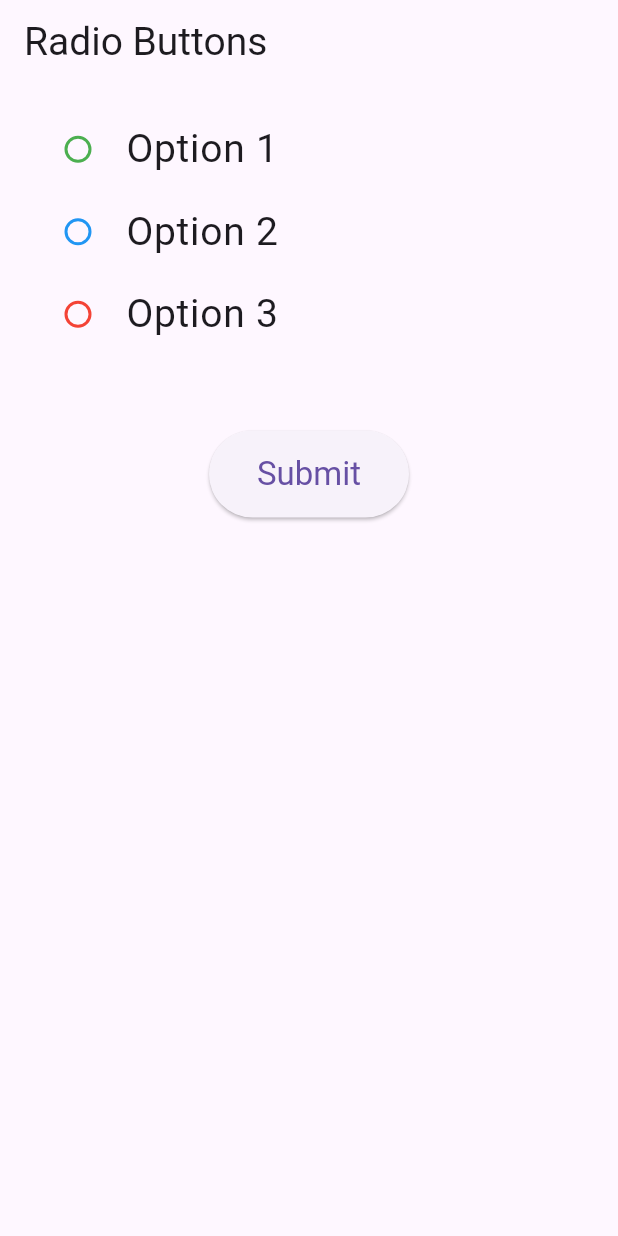
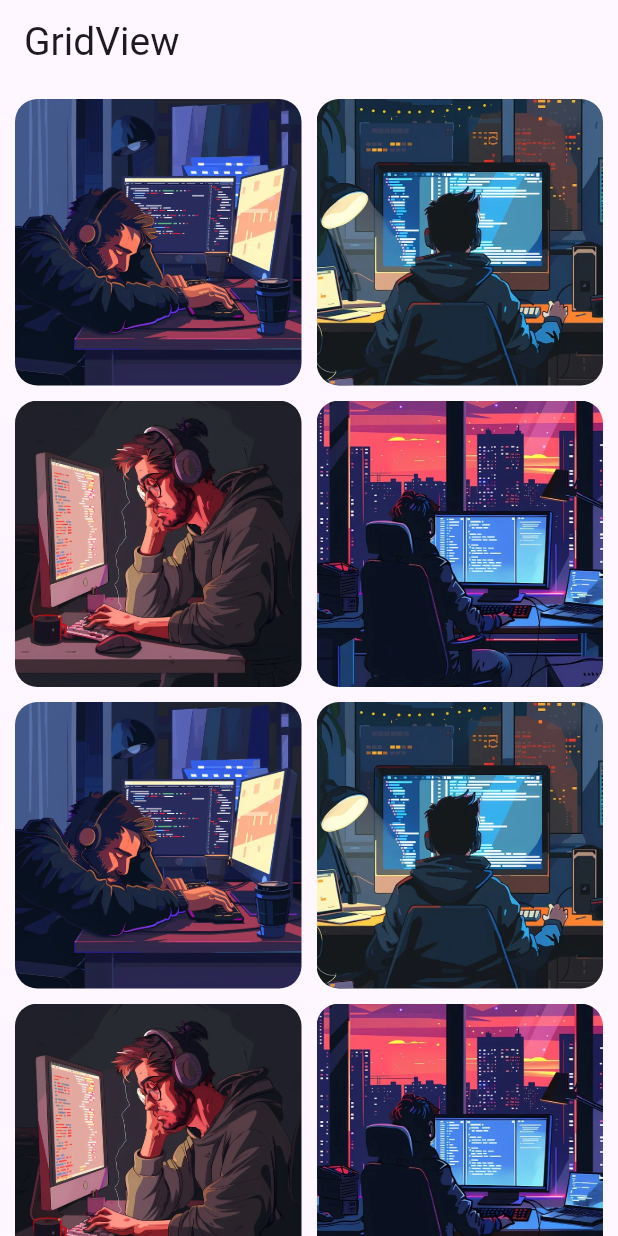
Before and after one commit to pawanacharya944/Flutter_Tutorial, a Flutter app: the screen it shows after launch, on a phone screen of 412 x 824 dp. Run offline on Flutter 3.47's test engine with Material 3 defaults, Android fonts, the phone set to English and light mode, and no system bars; our stand-ins replace badges, carousel_slider, flutter_rating_bar, flutter_slidable, google_fonts, liquid_pull_to_refresh and 3 more.

Commit message:
update_gridview

```diff
--- /dev/null
+++ b/lib/grid_view.dart
@@ -0,0 +1,65 @@
+import 'package:flutter/material.dart';
+
+class MyGridView extends StatelessWidget {
+  const MyGridView({super.key});
+
+  @override
+  Widget build(BuildContext context) {
+    // list of image asset paths
+    final List<String> imagePaths = [
+      'images/boy.jpeg',
+      'images/dev.jpeg',
+      'images/developer.jpg',
+      'images/programmer.jpg'
+    ];
+    return Scaffold(
+      appBar: AppBar(
+        title: const Text(
+          'GridView',
+          style: TextStyle(fontSize: 26),
+        ),
+      ),
+      body: GridView.builder(
+        gridDelegate: const SliverGridDelegateWithFixedCrossAxisCount(
+          crossAxisCount: 2, // number of columns in the grid
+          crossAxisSpacing: 10, // space between columns
+          mainAxisSpacing: 10, // space between rows
+          childAspectRatio: 1.0,
+        ),
+        padding: const EdgeInsets.all(10),
+        itemCount: 40,
+        itemBuilder: (context, index) {
+          //repeat images using module operator
+          String imagePath = imagePaths[index % imagePaths.length];
+
+          return GestureDetector(
+            onTap: () {
+              showDialog(
+                context: context,
+                builder: (context) => AlertDialog(
+                  title: Text('Image ${index + 1}'),
+                  content: Image.asset(imagePath),
+                  actions: [
+                    TextButton(
+                      onPressed: () => Navigator.of(context).pop(),
+                      child: const Text('Close'),
+                    ),
+                  ],
+                ),
+              );
+            },
+            child: Container(
+              decoration: BoxDecoration(
+                borderRadius: BorderRadius.circular(15),
+                image: DecorationImage(
+                  image: AssetImage(imagePath),
+                  fit: BoxFit.cover,
+                ),
+              ),
+            ),
+          );
+        },
+      ),
+    );
+  }
+}
--- a/lib/main.dart
+++ b/lib/main.dart
@@ -1,6 +1,6 @@
 import 'package:flutter/material.dart';
 
-import 'radio.dart';
+import 'grid_view.dart';
 
 void main() {
   runApp(const MyApp());
@@ -15,7 +15,7 @@ class MyApp extends StatelessWidget {
       debugShowCheckedModeBanner: false,
       title: "Flutter Project",
       theme: ThemeData(primarySwatch: Colors.blue),
-      home: MyRadioButtons(),
+      home: const MyGridView(),
     );
   }
 }
--- a/lib/radio.dart
+++ b/lib/radio.dart
@@ -1,6 +1,8 @@
 import 'package:flutter/material.dart';
 
 class MyRadioButtons extends StatefulWidget {
+  const MyRadioButtons({super.key});
+
   @override
   _MyRadioButtonsState createState() => _MyRadioButtonsState();
 }
@@ -13,7 +15,7 @@ class _MyRadioButtonsState extends State<MyRadioButtons> {
   Widget build(BuildContext context) {
     return Scaffold(
       appBar: AppBar(
-        title: Text(
+        title: const Text(
           'Radio Buttons',
           style: TextStyle(fontSize: 26),
         ),
@@ -24,7 +26,7 @@ class _MyRadioButtonsState extends State<MyRadioButtons> {
           children: [
             // Radio button for option 1
             RadioListTile<int>(
-              title: Text('Option 1',
+              title: const Text('Option 1',
                   style: TextStyle(fontSize: 26)), // Increased font size
               value: 1,
               groupValue: _selectedValue,
@@ -41,7 +43,7 @@ class _MyRadioButtonsState extends State<MyRadioButtons> {
             ),
             // Radio button for option 2
             RadioListTile<int>(
-              title: Text('Option 2',
+              title: const Text('Option 2',
                   style: TextStyle(fontSize: 26)), // Increased font size
               value: 2,
               groupValue: _selectedValue,
@@ -58,7 +60,7 @@ class _MyRadioButtonsState extends State<MyRadioButtons> {
             ),
             // Radio button for option 3
             RadioListTile<int>(
-              title: Text('Option 3',
+              title: const Text('Option 3',
                   style: TextStyle(fontSize: 26)), // Increased font size
               value: 3,
               groupValue: _selectedValue,
@@ -73,7 +75,7 @@ class _MyRadioButtonsState extends State<MyRadioButtons> {
               visualDensity: VisualDensity
                   .compact, // Compact visual density for larger buttons
             ),
-            SizedBox(height: 50), // Spacer for better UI layout
+            const SizedBox(height: 50), // Spacer for better UI layout
 
             // Elevated button with increased size and padding
             ElevatedButton(
@@ -82,7 +84,7 @@ class _MyRadioButtonsState extends State<MyRadioButtons> {
                 showDialog(
                   context: context,
                   builder: (context) => AlertDialog(
-                    title: Text(
+                    title: const Text(
                       'Selected Option',
                     ),
                     content: Text(
@@ -90,21 +92,21 @@ class _MyRadioButtonsState extends State<MyRadioButtons> {
                     actions: [
                       TextButton(
                         onPressed: () => Navigator.of(context).pop(),
-                        child: Text('OK'),
+                        child: const Text('OK'),
                       ),
                     ],
                   ),
                 );
               },
               style: ElevatedButton.styleFrom(
-                padding: EdgeInsets.symmetric(
+                padding: const EdgeInsets.symmetric(
                     vertical: 16.0,
                     horizontal:
                         32.0), // Increased padding for larger button size
-                textStyle: TextStyle(
+                textStyle: const TextStyle(
                     fontSize: 22), // Increased font size for button text
               ),
-              child: Text('Submit'), // Button to submit selection
+              child: const Text('Submit'), // Button to submit selection
             ),
           ],
         ),
```
Also changed, not shown: lib/try.dart (line endings or trailing spaces).
